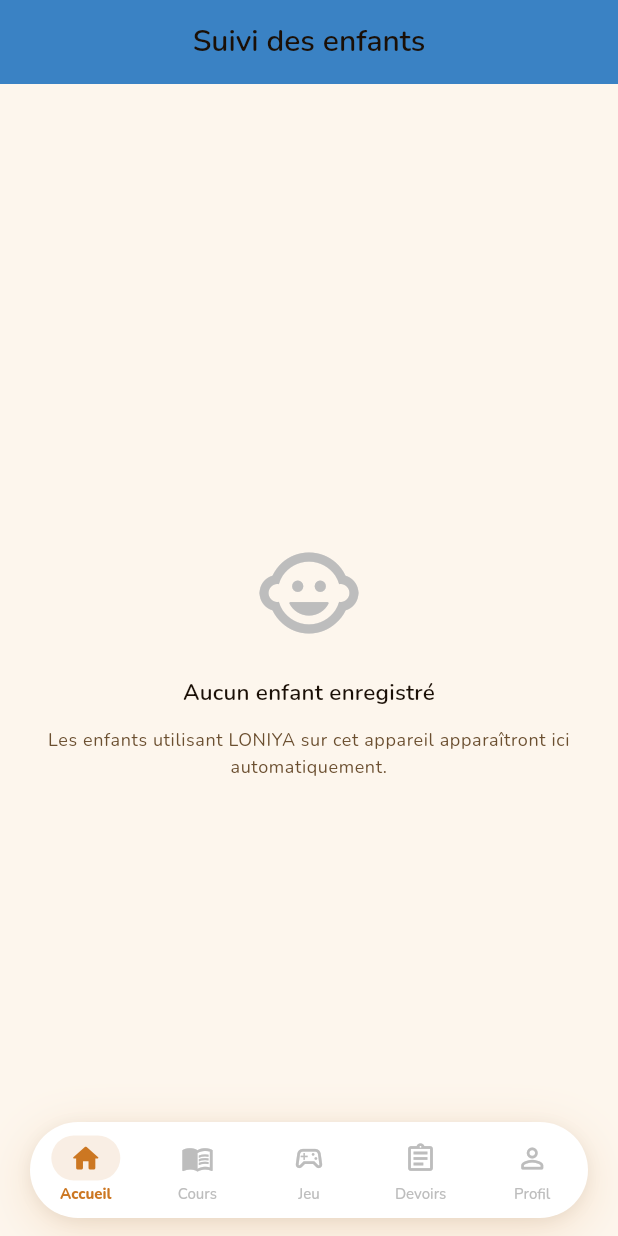
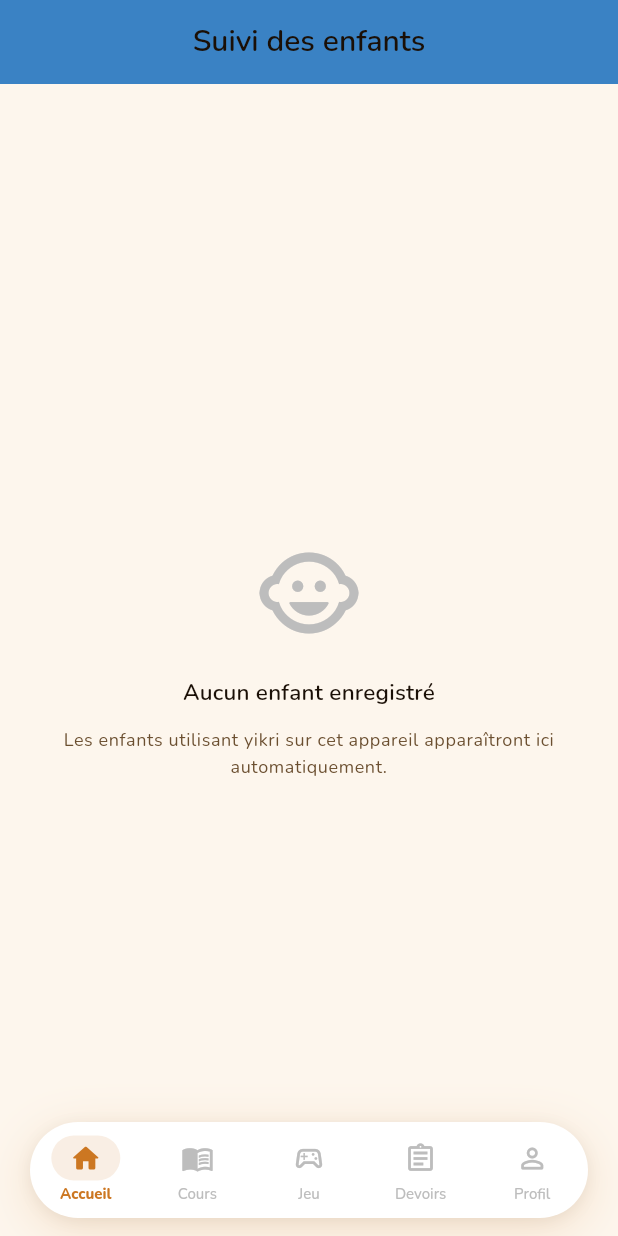
Before and after one commit to Liocode2003/Projet_framework, a Flutter app: the ParentDashboardScreen screen opened by its route, on a phone screen of 412 x 824 dp. Run offline on Flutter 3.47's test engine with Material 3 defaults, Android fonts, the phone set to English and light mode, and no system bars; our stand-ins replace connectivity_plus, dartz, equatable, flutter_riverpod, flutter_secure_storage, flutter_tts and 7 more; missing offline and left inert: encrypt, shelf_router; accounts and stored records are empty; statements that could not run were skipped.

Commit message:
fix(yikri): rebrand LONIYA → yikri/Le Sage + AppColors.pink
- Remplace toutes les occurrences "LONIYA IA" → "Le Sage" dans
  ai_tutor_screen, ai_llm_service, ai_tutor_provider
- Remplace "LONIYA" → "yikri" dans parent_dashboard, teacher_provider,
  teacher_dashboard, pdf_export, auth_role, auth_profile, auth_consent,
  exceptions (commentaire)
- AppColors.pink → AppColors.levelPurple dans settings_screen

https://claude.ai/code/session_018KxYG87WUzDG3UzSFbBy1T

```diff
--- a/loniya_v2/lib/core/errors/exceptions.dart
+++ b/loniya_v2/lib/core/errors/exceptions.dart
@@ -1,4 +1,4 @@
-// Custom exceptions for LONIYA V2 data layer
+// Custom exceptions for yikri data layer
 
 class CacheException implements Exception {
   final String message;
--- a/loniya_v2/lib/features/ai_tutor/data/services/ai_llm_service.dart
+++ b/loniya_v2/lib/features/ai_tutor/data/services/ai_llm_service.dart
@@ -165,7 +165,7 @@ class AiLlmService {
           '${stepKeywords.isNotEmpty ? " — mots-clés : ${stepKeywords.join(", ")}" : ""}.'
         : '';
 
-    return '''Tu es LONIYA IA, tuteur pédagogique intelligent pour le système éducatif du Burkina Faso. $profile$context
+    return '''Tu es Le Sage, tuteur pédagogique intelligent pour le système éducatif du Burkina Faso. $profile$context
 
 Règles impératives :
 1. Méthode socratique : guide par questions et indices — ne donne JAMAIS la réponse directement.
--- a/loniya_v2/lib/features/ai_tutor/presentation/providers/ai_tutor_provider.dart
+++ b/loniya_v2/lib/features/ai_tutor/presentation/providers/ai_tutor_provider.dart
@@ -151,7 +151,7 @@ class AiTutorNotifier extends StateNotifier<AiTutorState> {
   }
 
   String _greeting() =>
-      'Bonjour ! Je suis LONIYA IA 🌟\n'
+      'Bonjour ! Je suis Le Sage 🌿\n'
       'Je suis là pour t\'aider à comprendre, pas te donner les réponses.\n'
       'Pose-moi une question sur ta leçon !';
 }
--- a/loniya_v2/lib/features/ai_tutor/presentation/screens/ai_tutor_screen.dart
+++ b/loniya_v2/lib/features/ai_tutor/presentation/screens/ai_tutor_screen.dart
@@ -268,7 +268,7 @@ class _AiHeader extends StatelessWidget {
               child: Column(
                 crossAxisAlignment: CrossAxisAlignment.start,
                 children: [
-                  Text('LONIYA IA Tuteur', style: AppTextStyles.titleSmall),
+                  Text('Le Sage', style: AppTextStyles.titleSmall),
                   Row(children: [
                     AnimatedContainer(
                       duration: const Duration(milliseconds: 400),
@@ -455,7 +455,7 @@ class _InputBarState extends State<_InputBar> {
                 textInputAction: TextInputAction.send,
                 decoration: InputDecoration(
                   hintText: widget.isTyping
-                      ? 'LONIYA réfléchit…'
+                      ? 'Le Sage réfléchit…'
                       : 'Pose ta question…',
                   filled:    true,
                   fillColor: AppColors.surfaceVariant,
--- a/loniya_v2/lib/features/auth/presentation/screens/auth_consent_screen.dart
+++ b/loniya_v2/lib/features/auth/presentation/screens/auth_consent_screen.dart
@@ -122,7 +122,7 @@ class _AuthConsentScreenState extends ConsumerState<AuthConsentScreen> {
                 value: _termsConsent,
                 onChanged: (v) => setState(() => _termsConsent = v ?? false),
                 label: 'J\'ai lu et j\'accepte les conditions '
-                    'd\'utilisation de LONIYA V2.',
+                    'd\'utilisation de yikri.',
               ),
               const SizedBox(height: 12),
               _ConsentCheckbox(
--- a/loniya_v2/lib/features/auth/presentation/screens/auth_profile_screen.dart
+++ b/loniya_v2/lib/features/auth/presentation/screens/auth_profile_screen.dart
@@ -120,7 +120,7 @@ class _AuthProfileScreenState extends ConsumerState<AuthProfileScreen> {
                   ),
                   const SizedBox(height: 4),
                   Text(
-                    'Personnalise ton expérience LONIYA',
+                    'Personnalise ton expérience yikri',
                     style: TextStyle(
                       color: Colors.white.withOpacity(0.7),
                       fontSize: 13,
--- a/loniya_v2/lib/features/auth/presentation/screens/auth_role_screen.dart
+++ b/loniya_v2/lib/features/auth/presentation/screens/auth_role_screen.dart
@@ -82,7 +82,7 @@ class _AuthRoleScreenState extends ConsumerState<AuthRoleScreen> {
               ),
               const SizedBox(height: 6),
               Text(
-                'Choisis ton profil pour personnaliser LONIYA.',
+                'Choisis ton profil pour personnaliser yikri.',
                 style: AppTextStyles.bodyLarge
                     .copyWith(color: AppColors.onSurfaceVariant),
               ),
--- a/loniya_v2/lib/features/orientation/data/services/pdf_export_service.dart
+++ b/loniya_v2/lib/features/orientation/data/services/pdf_export_service.dart
@@ -50,7 +50,7 @@ class PdfExportService {
     final bytes = await File(filePath).readAsBytes();
     await Printing.sharePdf(
       bytes: bytes,
-      filename: 'Orientation_LONIYA.pdf',
+      filename: 'Orientation_yikri.pdf',
     );
   }
 
@@ -78,7 +78,7 @@ class PdfExportService {
             crossAxisAlignment: pw.CrossAxisAlignment.start,
             children: [
               pw.Text(
-                'LONIYA V2 — Rapport d\'Orientation',
+                'yikri — Rapport d\'Orientation',
                 style: pw.TextStyle(
                   color: PdfColors.white,
                   fontSize: 14,
@@ -301,7 +301,7 @@ class PdfExportService {
         border:
             pw.Border(top: pw.BorderSide(color: PdfColors.grey300))),
       child: pw.Text(
-        'Généré par LONIYA V2 · Plateforme éducative offline · Burkina Faso',
+        'Généré par yikri · Plateforme éducative offline · Burkina Faso',
         style: const pw.TextStyle(
             fontSize: 8, color: PdfColors.grey500),
         textAlign: pw.TextAlign.center,
--- a/loniya_v2/lib/features/parent/presentation/screens/parent_dashboard_screen.dart
+++ b/loniya_v2/lib/features/parent/presentation/screens/parent_dashboard_screen.dart
@@ -271,7 +271,7 @@ class _EmptyState extends StatelessWidget {
                 textAlign: TextAlign.center),
             const SizedBox(height: 12),
             Text(
-              'Les enfants utilisant LONIYA sur cet appareil '
+              'Les enfants utilisant yikri sur cet appareil '
               'apparaîtront ici automatiquement.',
               style: AppTextStyles.bodySmall
                   .copyWith(color: AppColors.onSurfaceVariant),
--- a/loniya_v2/lib/features/settings/presentation/screens/settings_screen.dart
+++ b/loniya_v2/lib/features/settings/presentation/screens/settings_screen.dart
@@ -51,7 +51,7 @@ class SettingsScreen extends ConsumerWidget {
           _SettingsCard(children: [
             _LinkTile(
               icon: Icons.accessibility_new_rounded,
-              iconColor: AppColors.pink,
+              iconColor: AppColors.levelPurple,
               title: 'Options d\'accessibilité',
               subtitle: 'Contraste élevé, grands textes, voix',
               onTap: () => context.push(RouteNames.accessibility),
--- a/loniya_v2/lib/features/teacher/presentation/providers/teacher_provider.dart
+++ b/loniya_v2/lib/features/teacher/presentation/providers/teacher_provider.dart
@@ -127,7 +127,7 @@ class TeacherNotifier extends StateNotifier<TeacherState> {
     await _db.saveSubscription(updated);
     state = state.copyWith(
       subscription: updated,
-      successMessage: 'Demande de vérification envoyée à l\'équipe LONIYA.',
+      successMessage: 'Demande de vérification envoyée à l\'équipe yikri.',
     );
   }
 
--- a/loniya_v2/lib/features/teacher/presentation/screens/teacher_dashboard_screen.dart
+++ b/loniya_v2/lib/features/teacher/presentation/screens/teacher_dashboard_screen.dart
@@ -223,7 +223,7 @@ class _VerificationCard extends ConsumerWidget {
       bg = AppColors.warningLight;
       icon = Icons.hourglass_top_rounded;
       title = 'Vérification en cours';
-      subtitle = 'Votre demande est en cours de traitement par l\'équipe LONIYA.';
+      subtitle = 'Votre demande est en cours de traitement par l\'équipe yikri.';
     } else {
       bg = AppColors.surfaceVariant;
       icon = Icons.verified_outlined;
```
